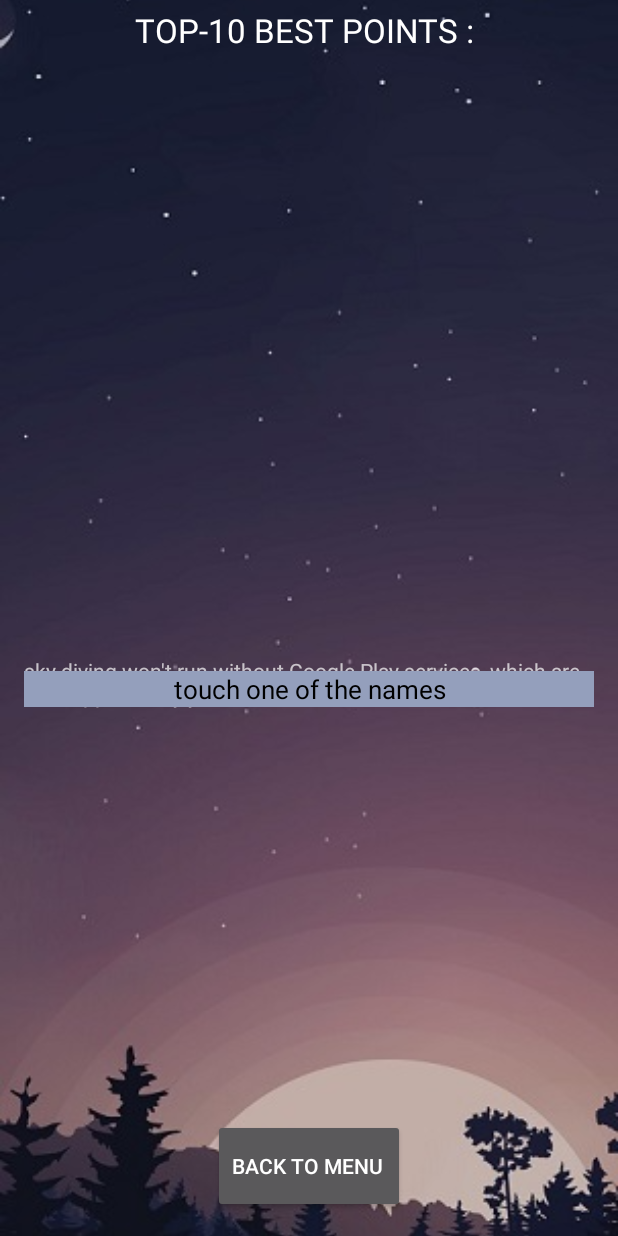
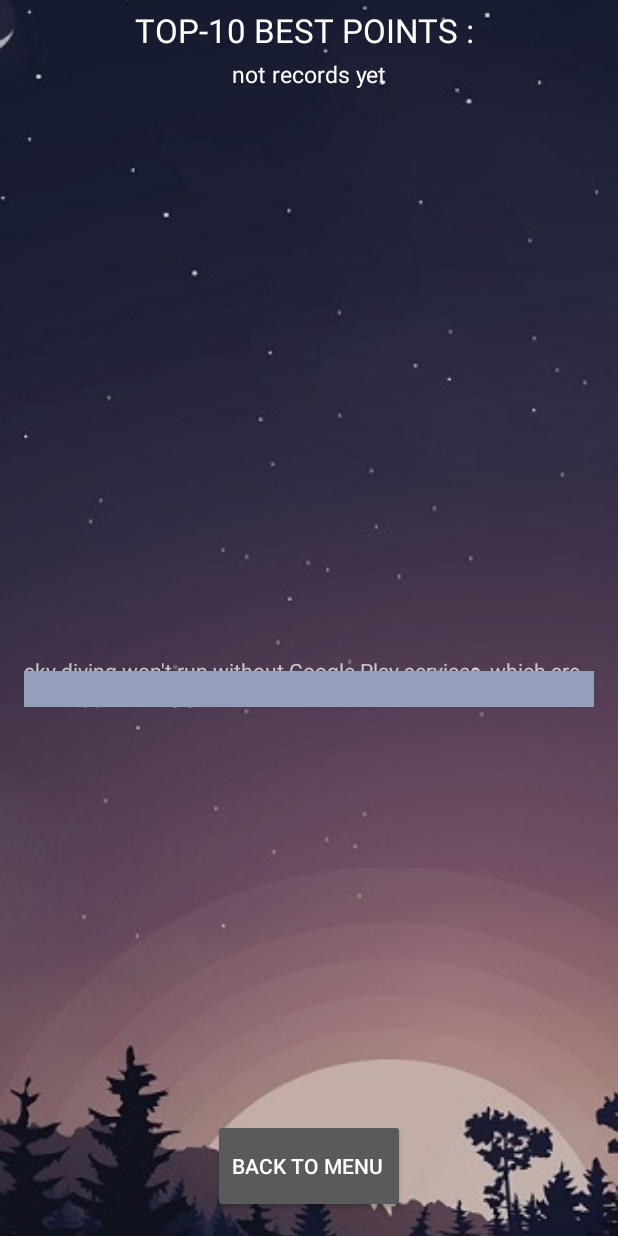
Before and after one commit to ohadsa/android_game, an Android app: the Fragment_List screen opened directly, with no data from a screen before it, on a phone screen of 412 x 824 dp. Run offline under Robolectric (Android 15) with nearby library versions, the phone set to English and light mode, and no system bars; 1 statement that could not run was skipped.

Commit message:
fix bugs

```diff
--- a/app/src/main/java/com/example/android_game/Fragment_List.java
+++ b/app/src/main/java/com/example/android_game/Fragment_List.java
@@ -74,7 +74,7 @@ public class Fragment_List extends Fragment {
 
 
         if (numOfRecords == 0) {
-            callBack_map.rename_lbl("" , false );
+            frame1_LBL_details.setText("not records yet");
         }
         else
             frame1_LBL_details.setText("touch name to see location on map");
--- a/app/src/main/res/layout/fragment_map.xml
+++ b/app/src/main/res/layout/fragment_map.xml
@@ -22,7 +22,6 @@
         android:id="@+id/data"
         android:layout_width="match_parent"
         android:layout_height="wrap_content"
-        android:text="touch one of the names"
         android:textSize="17dp"
         android:textColor="@color/black"
         android:background="#949FBC"
```
